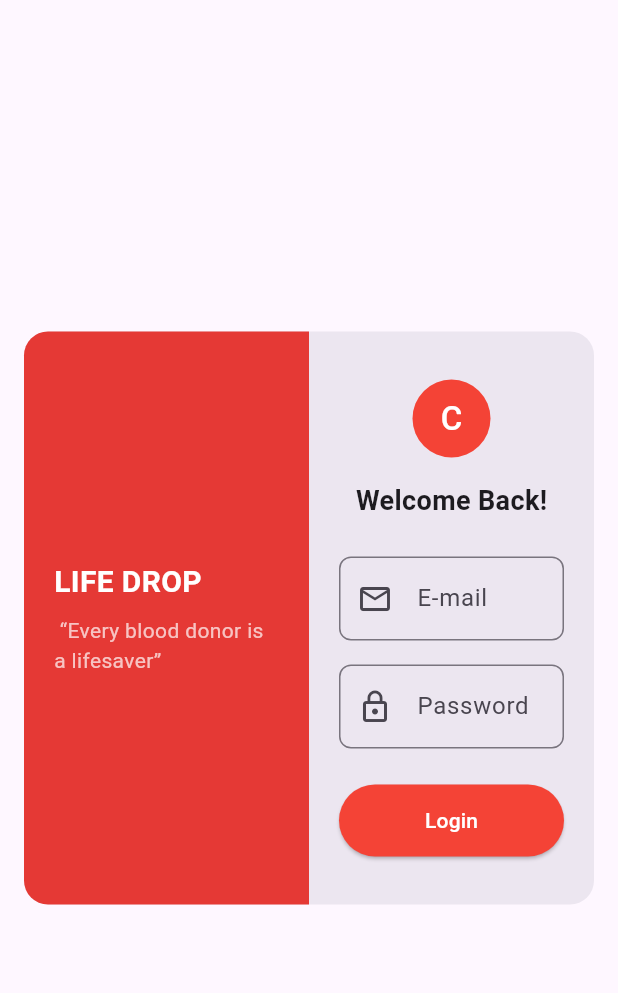
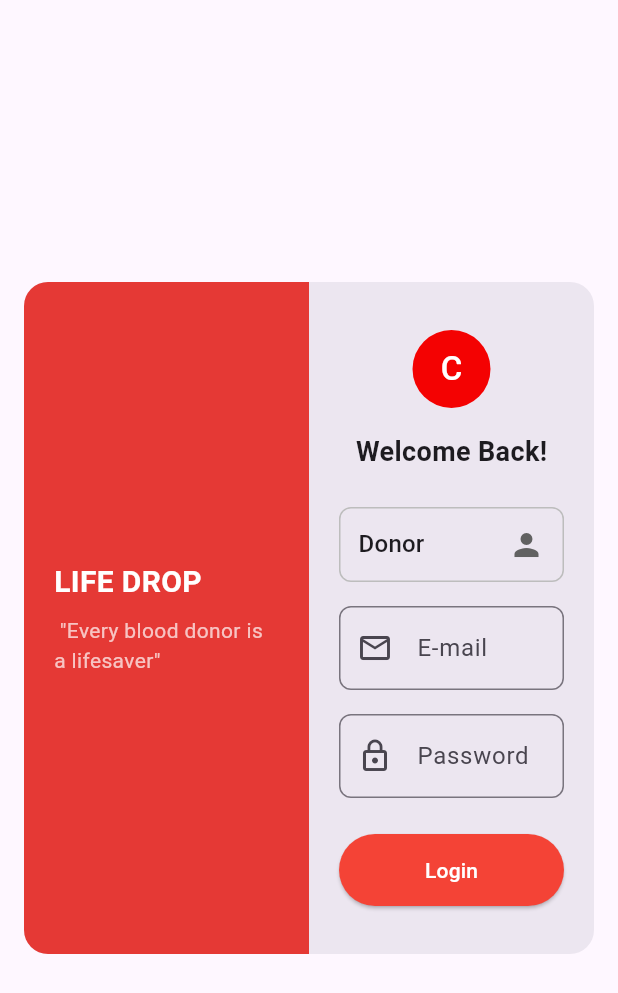
Before and after one commit to Tasin1705/LifeDrop, a Flutter app: the LoginFormDialog widget shown alone on an empty page, opened directly, on a phone screen of 412 x 824 dp. Shown: the top 993 px of the screen. Run offline on Flutter 3.47's test engine with Material 3 defaults, Android fonts, the phone set to English and light mode, and no system bars; our stand-ins replace shared_preferences; accounts and stored records are empty.

Commit message:
tasin login_form_dialog

```diff
--- a/lib/homepage/login_form_dialog.dart
+++ b/lib/homepage/login_form_dialog.dart
@@ -1,5 +1,4 @@
 import 'package:flutter/material.dart';
-import 'package:shared_preferences/shared_preferences.dart';
 
 class LoginFormDialog extends StatefulWidget {
   const LoginFormDialog({super.key});
@@ -13,13 +12,14 @@ class _LoginFormDialogState extends State<LoginFormDialog> {
   final TextEditingController passwordController = TextEditingController();
   String selectedAccountType = 'Donor'; // Default value
 
-  Future<void> _login() async {
-    SharedPreferences prefs = await SharedPreferences.getInstance();
-    await prefs.setBool('isLoggedIn', true);
-
-    // ignore: use_build_context_synchronously
+  void _login() {
     Navigator.pop(context);
-    Navigator.pushNamed(context, '/dashboard');
+    // Navigate based on account type
+    if (selectedAccountType == 'Donor') {
+      Navigator.pushNamed(context, '/donor-dashboard');
+    } else {
+      Navigator.pushNamed(context, '/hospital-dashboard');
+    }
   }
 
   @override
@@ -60,15 +60,13 @@ class _LoginFormDialogState extends State<LoginFormDialog> {
                         ),
                         SizedBox(height: 8),
                         Text(
-                          ' “Every blood donor is a lifesaver” ',
+                          ' "Every blood donor is a lifesaver" ',
                           style: TextStyle(color: Colors.white70),
                         ),
                       ],
                     ),
                   ),
                 ),
-
-              // Right Panel (Form)
               Expanded(
                 child: SingleChildScrollView(
                   padding: const EdgeInsets.symmetric(
@@ -80,7 +78,7 @@ class _LoginFormDialogState extends State<LoginFormDialog> {
                     children: [
                       const CircleAvatar(
                         radius: 26,
-                        backgroundColor: Colors.red,
+                        backgroundColor: Color.fromARGB(255, 244, 2, 2),
                         child: Text(
                           'C',
                           style: TextStyle(fontSize: 22, color: Colors.white),
@@ -96,6 +94,34 @@ class _LoginFormDialogState extends State<LoginFormDialog> {
                       ),
                       const SizedBox(height: 24),
 
+                      // Account Type Selector
+                      Container(
+                        padding: const EdgeInsets.symmetric(horizontal: 12),
+                        decoration: BoxDecoration(
+                          border: Border.all(color: Colors.grey.shade400),
+                          borderRadius: BorderRadius.circular(8),
+                        ),
+                        child: DropdownButtonHideUnderline(
+                          child: DropdownButton<String>(
+                            value: selectedAccountType,
+                            isExpanded: true,
+                            icon: const Icon(Icons.person),
+                            items: ['Donor', 'Hospital']
+                                .map((type) => DropdownMenuItem(
+                                      value: type,
+                                      child: Text(type),
+                                    ))
+                                .toList(),
+                            onChanged: (value) {
+                              setState(() {
+                                selectedAccountType = value!;
+                              });
+                            },
+                          ),
+                        ),
+                      ),
+                      const SizedBox(height: 16),
+
                       // Email field
                       TextField(
                         controller: emailController,
@@ -108,6 +134,8 @@ class _LoginFormDialogState extends State<LoginFormDialog> {
                         ),
                       ),
                       const SizedBox(height: 16),
+
+                      // Password field
                       TextField(
                         controller: passwordController,
                         obscureText: true,
@@ -120,6 +148,8 @@ class _LoginFormDialogState extends State<LoginFormDialog> {
                         ),
                       ),
                       const SizedBox(height: 24),
+
+                      // Login button
                       SizedBox(
                         width: double.infinity,
                         child: ElevatedButton(
@@ -133,7 +163,9 @@ class _LoginFormDialogState extends State<LoginFormDialog> {
                           ),
                           child: const Text(
                             'Login',
-                            style: TextStyle(color: Colors.white),
+                            style: TextStyle(
+                              color: Color.fromARGB(255, 255, 255, 255),
+                            ),
                           ),
                         ),
                       ),
```
